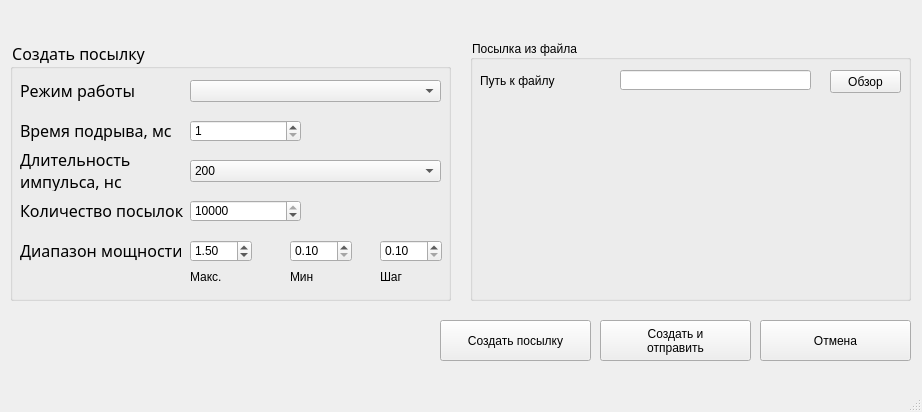
Old version of the form UI/optionPage.ui in the repository amuk1989/PIK-Ka_1.
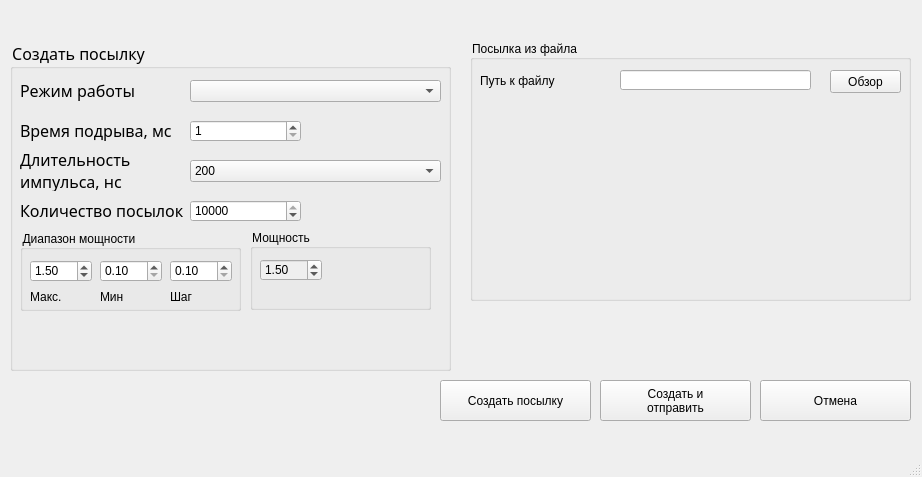
New version of the form. Icons and pictures are not drawn. Custom widgets are drawn as their Qt base class.

Patch:
```diff
--- a/UI/optionPage.ui
+++ b/UI/optionPage.ui
@@ -7,7 +7,7 @@
     <x>0</x>
     <y>0</y>
     <width>922</width>
-    <height>412</height>
+    <height>477</height>
    </rect>
   </property>
   <property name="windowTitle">
@@ -31,7 +31,7 @@
       <x>10</x>
       <y>40</y>
       <width>441</width>
-      <height>261</height>
+      <height>331</height>
      </rect>
     </property>
     <property name="font">
@@ -46,136 +46,6 @@
     <property name="title">
      <string>Создать посылку</string>
     </property>
-    <widget class="QDoubleSpinBox" name="maxPowerBox">
-     <property name="geometry">
-      <rect>
-       <x>180</x>
-       <y>200</y>
-       <width>62</width>
-       <height>22</height>
-      </rect>
-     </property>
-     <property name="minimum">
-      <double>0.100000000000000</double>
-     </property>
-     <property name="maximum">
-      <double>3.000000000000000</double>
-     </property>
-     <property name="singleStep">
-      <double>0.100000000000000</double>
-     </property>
-     <property name="value">
-      <double>1.500000000000000</double>
-     </property>
-    </widget>
-    <widget class="QDoubleSpinBox" name="minPowerBox">
-     <property name="geometry">
-      <rect>
-       <x>280</x>
-       <y>200</y>
-       <width>62</width>
-       <height>22</height>
-      </rect>
-     </property>
-     <property name="minimum">
-      <double>0.100000000000000</double>
-     </property>
-     <property name="maximum">
-      <double>2.900000000000000</double>
-     </property>
-     <property name="singleStep">
-      <double>0.100000000000000</double>
-     </property>
-     <property name="value">
-      <double>0.100000000000000</double>
-     </property>
-    </widget>
-    <widget class="QLabel" name="label_5">
-     <property name="geometry">
-      <rect>
-       <x>10</x>
-       <y>200</y>
-       <width>161</width>
-       <height>21</height>
-      </rect>
-     </property>
-     <property name="font">
-      <font>
-       <family>Gilroy</family>
-       <pointsize>12</pointsize>
-       <weight>10</weight>
-       <italic>false</italic>
-       <bold>false</bold>
-      </font>
-     </property>
-     <property name="text">
-      <string>Диапазон мощности</string>
-     </property>
-     <property name="alignment">
-      <set>Qt::AlignLeading|Qt::AlignLeft|Qt::AlignVCenter</set>
-     </property>
-    </widget>
-    <widget class="QLabel" name="label">
-     <property name="geometry">
-      <rect>
-       <x>280</x>
-       <y>230</y>
-       <width>61</width>
-       <height>13</height>
-      </rect>
-     </property>
-     <property name="text">
-      <string>Мин</string>
-     </property>
-    </widget>
-    <widget class="QLabel" name="label_6">
-     <property name="geometry">
-      <rect>
-       <x>180</x>
-       <y>230</y>
-       <width>47</width>
-       <height>13</height>
-      </rect>
-     </property>
-     <property name="text">
-      <string>Макс.</string>
-     </property>
-    </widget>
-    <widget class="QDoubleSpinBox" name="stepPowerBox">
-     <property name="geometry">
-      <rect>
-       <x>370</x>
-       <y>200</y>
-       <width>62</width>
-       <height>22</height>
-      </rect>
-     </property>
-     <property name="minimum">
-      <double>0.100000000000000</double>
-     </property>
-     <property name="maximum">
-      <double>1.000000000000000</double>
-     </property>
-     <property name="singleStep">
-      <double>0.100000000000000</double>
-     </property>
-     <property name="value">
-      <double>0.100000000000000</double>
-     </property>
-    </widget>
-    <widget class="QLabel" name="label_7">
-     <property name="geometry">
-      <rect>
-       <x>370</x>
-       <y>230</y>
-       <width>61</width>
-       <height>13</height>
-      </rect>
-     </property>
-     <property name="text">
-      <string>Шаг</string>
-     </property>
-    </widget>
     <widget class="QComboBox" name="modeBox">
      <property name="geometry">
       <rect>
@@ -341,27 +211,183 @@
       <string>Режим работы</string>
      </property>
     </widget>
-    <zorder>maxPowerBox</zorder>
-    <zorder>label_5</zorder>
-    <zorder>label</zorder>
-    <zorder>label_6</zorder>
-    <zorder>stepPowerBox</zorder>
-    <zorder>label_7</zorder>
-    <zorder>minPowerBox</zorder>
-    <zorder>modeBox</zorder>
-    <zorder>label_8</zorder>
-    <zorder>label_3</zorder>
-    <zorder>parcelCountBox</zorder>
-    <zorder>timeEdit</zorder>
-    <zorder>label_4</zorder>
-    <zorder>pulseDurationBox</zorder>
-    <zorder>label_10</zorder>
+    <widget class="QGroupBox" name="rangePowerBox">
+     <property name="geometry">
+      <rect>
+       <x>10</x>
+       <y>190</y>
+       <width>221</width>
+       <height>81</height>
+      </rect>
+     </property>
+     <property name="title">
+      <string>Диапазон мощности</string>
+     </property>
+     <widget class="QDoubleSpinBox" name="maxPowerBox">
+      <property name="geometry">
+       <rect>
+        <x>10</x>
+        <y>30</y>
+        <width>62</width>
+        <height>22</height>
+       </rect>
+      </property>
+      <property name="minimum">
+       <double>0.100000000000000</double>
+      </property>
+      <property name="maximum">
+       <double>3.000000000000000</double>
+      </property>
+      <property name="singleStep">
+       <double>0.100000000000000</double>
+      </property>
+      <property name="value">
+       <double>1.500000000000000</double>
+      </property>
+     </widget>
+     <widget class="QLabel" name="label_6">
+      <property name="geometry">
+       <rect>
+        <x>10</x>
+        <y>60</y>
+        <width>47</width>
+        <height>13</height>
+       </rect>
+      </property>
+      <property name="text">
+       <string>Макс.</string>
+      </property>
+     </widget>
+     <widget class="QDoubleSpinBox" name="minPowerBox">
+      <property name="geometry">
+       <rect>
+        <x>80</x>
+        <y>30</y>
+        <width>62</width>
+        <height>22</height>
+       </rect>
+      </property>
+      <property name="minimum">
+       <double>0.100000000000000</double>
+      </property>
+      <property name="maximum">
+       <double>2.900000000000000</double>
+      </property>
+      <property name="singleStep">
+       <double>0.100000000000000</double>
+      </property>
+      <property name="value">
+       <double>0.100000000000000</double>
+      </property>
+     </widget>
+     <widget class="QLabel" name="label">
+      <property name="geometry">
+       <rect>
+        <x>80</x>
+        <y>60</y>
+        <width>61</width>
+        <height>13</height>
+       </rect>
+      </property>
+      <property name="text">
+       <string>Мин</string>
+      </property>
+     </widget>
+     <widget class="QLabel" name="label_7">
+      <property name="geometry">
+       <rect>
+        <x>150</x>
+        <y>60</y>
+        <width>61</width>
+        <height>13</height>
+       </rect>
+      </property>
+      <property name="text">
+       <string>Шаг</string>
+      </property>
+     </widget>
+     <widget class="QDoubleSpinBox" name="stepPowerBox">
+      <property name="geometry">
+       <rect>
+        <x>150</x>
+        <y>30</y>
+        <width>62</width>
+        <height>22</height>
+       </rect>
+      </property>
+      <property name="minimum">
+       <double>0.100000000000000</double>
+      </property>
+      <property name="maximum">
+       <double>1.000000000000000</double>
+      </property>
+      <property name="singleStep">
+       <double>0.100000000000000</double>
+      </property>
+      <property name="value">
+       <double>0.100000000000000</double>
+      </property>
+     </widget>
+    </widget>
+    <widget class="QWidget" name="gridLayoutWidget_2">
+     <property name="geometry">
+      <rect>
+       <x>200</x>
+       <y>280</y>
+       <width>71</width>
+       <height>41</height>
+      </rect>
+     </property>
+     <layout class="QGridLayout" name="gridLayout">
+      <item row="0" column="0">
+       <widget class="QSwitch" name="powerSwitch" native="true"/>
+      </item>
+     </layout>
+    </widget>
+    <widget class="QGroupBox" name="powerBox">
+     <property name="enabled">
+      <bool>false</bool>
+     </property>
+     <property name="geometry">
+      <rect>
+       <x>240</x>
+       <y>189</y>
+       <width>181</width>
+       <height>81</height>
+      </rect>
+     </property>
+     <property name="title">
+      <string>Мощность</string>
+     </property>
+     <widget class="QDoubleSpinBox" name="maxPowerBox_2">
+      <property name="geometry">
+       <rect>
+        <x>10</x>
+        <y>30</y>
+        <width>62</width>
+        <height>22</height>
+       </rect>
+      </property>
+      <property name="minimum">
+       <double>0.100000000000000</double>
+      </property>
+      <property name="maximum">
+       <double>3.000000000000000</double>
+      </property>
+      <property name="singleStep">
+       <double>0.100000000000000</double>
+      </property>
+      <property name="value">
+       <double>1.500000000000000</double>
+      </property>
+     </widget>
+    </widget>
    </widget>
    <widget class="QPushButton" name="OkButton">
     <property name="geometry">
      <rect>
       <x>440</x>
-      <y>320</y>
+      <y>380</y>
       <width>151</width>
       <height>41</height>
      </rect>
@@ -374,7 +400,7 @@
     <property name="geometry">
      <rect>
       <x>600</x>
-      <y>320</y>
+      <y>380</y>
       <width>151</width>
       <height>41</height>
      </rect>
@@ -388,7 +414,7 @@
     <property name="geometry">
      <rect>
       <x>760</x>
-      <y>320</y>
+      <y>380</y>
       <width>151</width>
       <height>41</height>
      </rect>
```
Left out of the diff: 9 changed lines with no effect on the pictures.
